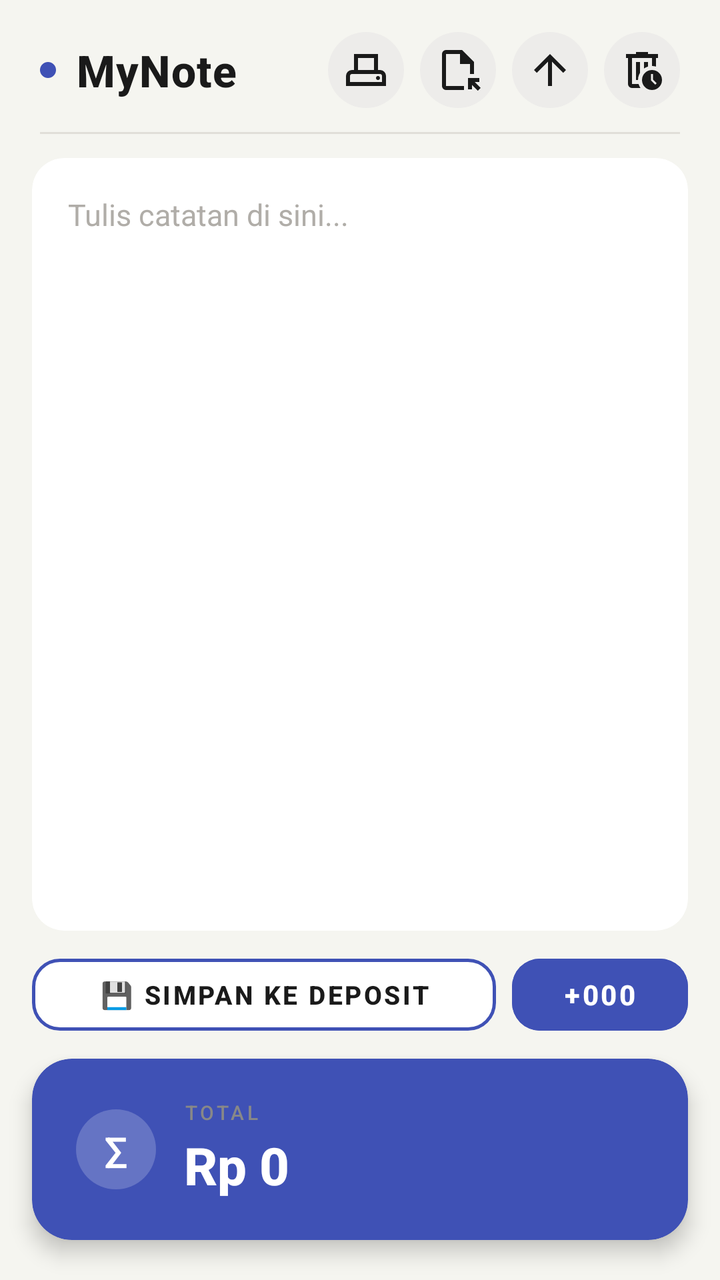
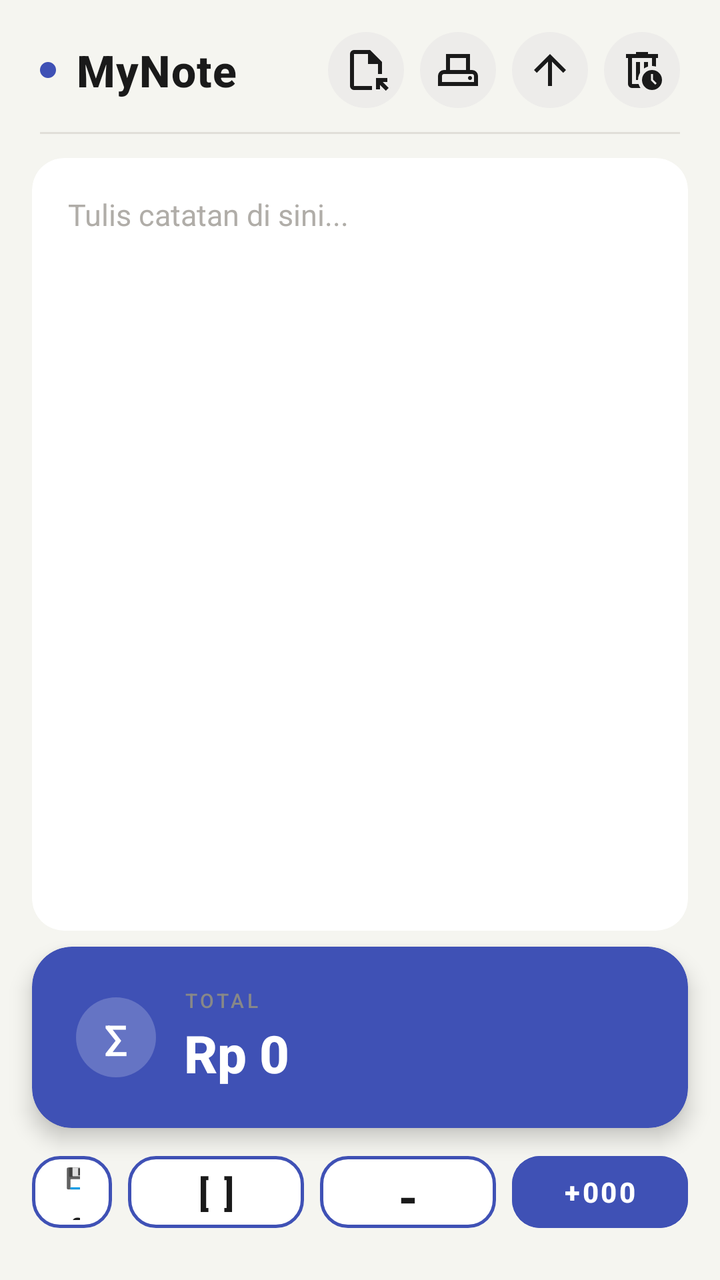

Two renders of the same Android screen: before a commit and after it. Below are the layout's source before the change and the commit's diff.
<!-- AndroidManifest.xml: application theme Theme.MyNote -->
<!-- res/layout/activity_main.xml -->
<?xml version="1.0" encoding="utf-8"?>
<androidx.constraintlayout.widget.ConstraintLayout
    xmlns:android="http://schemas.android.com/apk/res/android"
    xmlns:app="http://schemas.android.com/apk/res-auto"
    android:id="@+id/rootLayout"
    android:fitsSystemWindows="true"
    android:layout_width="match_parent"
    android:layout_height="match_parent"
    android:background="@color/colorBackground">

    <LinearLayout
        android:id="@+id/headerBar"
        android:layout_width="0dp"
        android:layout_height="wrap_content"
        android:orientation="horizontal"
        android:gravity="center_vertical"
        android:paddingHorizontal="20dp"
        android:paddingTop="16dp"
        android:paddingBottom="12dp"
        app:layout_constraintTop_toTopOf="parent"
        app:layout_constraintStart_toStartOf="parent"
        app:layout_constraintEnd_toEndOf="parent">

        <View
            android:layout_width="8dp"
            android:layout_height="8dp"
            android:background="@drawable/circle_accent"
            android:layout_marginEnd="10dp"/>

        <TextView
            android:layout_width="0dp"
            android:layout_height="wrap_content"
            android:layout_weight="1"
            android:text="MyNote"
            android:textSize="22sp"
            android:textStyle="bold"
            android:textColor="@color/colorHeaderTitle"
            android:fontFamily="sans-serif-medium"
            android:letterSpacing="0.02"/>

        <ImageButton
            android:id="@+id/btnCetakStruk"
            android:layout_width="38dp"
            android:layout_height="38dp"
            android:src="@drawable/ic_cetak"
            android:background="@drawable/btn_circle_bg"
            android:contentDescription="Cetak struk"
            android:padding="8dp"
            android:layout_marginEnd="8dp"/>

        <ImageButton
            android:id="@+id/btnDeposit"
            android:layout_width="38dp"
            android:layout_height="38dp"
            android:src="@drawable/ic_wallet"
            android:background="@drawable/btn_circle_bg"
            android:contentDescription="Deposit"
            android:padding="8dp"
            android:layout_marginEnd="8dp"/>

        <ImageButton
            android:id="@+id/btnShare"
            android:layout_width="38dp"
            android:layout_height="38dp"
            android:src="@drawable/ic_share"
            android:background="@drawable/btn_circle_bg"
            android:contentDescription="Bagikan catatan"
            android:padding="8dp"
            android:layout_marginEnd="8dp"/>

        <ImageButton
            android:id="@+id/btnClear"
            android:layout_width="38dp"
            android:layout_height="38dp"
            android:src="@drawable/ic_delete"
            android:background="@drawable/btn_circle_bg"
            android:contentDescription="Hapus semua"
            android:padding="8dp"/>

    </LinearLayout>

    <View
        android:id="@+id/divider"
        android:layout_width="0dp"
        android:layout_height="1dp"
        android:background="@color/colorDivider"
        android:layout_marginHorizontal="20dp"
        app:layout_constraintTop_toBottomOf="@id/headerBar"
        app:layout_constraintStart_toStartOf="parent"
        app:layout_constraintEnd_toEndOf="parent"/>

    <androidx.cardview.widget.CardView
        android:id="@+id/cardInput"
        android:layout_width="0dp"
        android:layout_height="0dp"
        android:layout_marginHorizontal="16dp"
        android:layout_marginTop="12dp"
        android:layout_marginBottom="8dp"
        app:cardCornerRadius="16dp"
        app:cardElevation="0dp"
        app:cardBackgroundColor="@color/colorSurface"
        app:layout_constraintTop_toBottomOf="@id/divider"
        app:layout_constraintBottom_toTopOf="@id/layoutBottomBar"
        app:layout_constraintStart_toStartOf="parent"
        app:layout_constraintEnd_toEndOf="parent">

        <EditText
            android:id="@+id/input"
            android:layout_width="match_parent"
            android:layout_height="match_parent"
            android:hint="Tulis catatan di sini..."
            android:inputType="textMultiLine"
            android:gravity="top|start"
            android:scrollbars="vertical"
            android:background="@android:color/transparent"
            android:textSize="15sp"
            android:textColor="@color/colorInputText"
            android:textColorHint="@color/colorInputHint"
            android:lineSpacingExtra="6dp"
            android:fontFamily="sans-serif"
            android:padding="18dp"/>

    </androidx.cardview.widget.CardView>

    <LinearLayout
        android:id="@+id/layoutBottomBar"
        android:layout_width="0dp"
        android:layout_height="48dp"
        android:orientation="horizontal"
        android:layout_marginHorizontal="16dp"
        android:layout_marginBottom="8dp"
        app:layout_constraintBottom_toTopOf="@id/cardTotal"
        app:layout_constraintStart_toStartOf="parent"
        app:layout_constraintEnd_toEndOf="parent">

        <Button
            android:id="@+id/btnSimpanDeposit"
            android:layout_width="0dp"
            android:layout_height="match_parent"
            android:layout_weight="1"
            android:layout_marginEnd="8dp"
            android:text="💾 Simpan ke Deposit"
            android:textSize="13sp"
            android:textStyle="bold"
            android:textColor="@color/colorHeaderTitle"
            android:backgroundTint="@color/colorSurface"
            android:stateListAnimator="@null"
            style="@style/Widget.MaterialComponents.Button"
            app:cornerRadius="14dp"
            app:strokeColor="@color/colorCardTotal"
            app:strokeWidth="1.5dp"/>

        <Button
            android:id="@+id/btnTambahNol"
            android:layout_width="wrap_content"
            android:layout_height="match_parent"
            android:text="+000"
            android:textSize="14sp"
            android:textStyle="bold"
            android:textColor="@color/colorTotalValue"
            android:backgroundTint="@color/colorCardTotal"
            android:stateListAnimator="@null"
            android:paddingHorizontal="18dp"
            style="@style/Widget.MaterialComponents.Button"
            app:cornerRadius="14dp"/>

    </LinearLayout>

    <androidx.cardview.widget.CardView
        android:id="@+id/cardTotal"
        android:layout_width="0dp"
        android:layout_height="wrap_content"
        android:layout_marginHorizontal="16dp"
        android:layout_marginBottom="20dp"
        app:cardCornerRadius="20dp"
        app:cardElevation="6dp"
        app:cardBackgroundColor="@color/colorCardTotal"
        app:layout_constraintBottom_toBottomOf="parent"
        app:layout_constraintStart_toStartOf="parent"
        app:layout_constraintEnd_toEndOf="parent">

        <LinearLayout
            android:layout_width="match_parent"
            android:layout_height="wrap_content"
            android:orientation="horizontal"
            android:gravity="center_vertical"
            android:paddingHorizontal="22dp"
            android:paddingVertical="20dp">

            <LinearLayout
                android:layout_width="40dp"
                android:layout_height="40dp"
                android:gravity="center"
                android:background="@drawable/circle_white_alpha"
                android:layout_marginEnd="14dp">

                <TextView
                    android:layout_width="wrap_content"
                    android:layout_height="wrap_content"
                    android:text="∑"
                    android:textSize="18sp"
                    android:textColor="@color/colorTotalValue"
                    android:textStyle="bold"/>

            </LinearLayout>

            <LinearLayout
                android:layout_width="0dp"
                android:layout_height="wrap_content"
                android:layout_weight="1"
                android:orientation="vertical">

                <TextView
                    android:layout_width="wrap_content"
                    android:layout_height="wrap_content"
                    android:text="TOTAL"
                    android:textSize="10sp"
                    android:textColor="@color/colorTotalLabel"
                    android:letterSpacing="0.15"
                    android:fontFamily="sans-serif-medium"/>

                <TextView
                    android:id="@+id/txtTotal"
                    android:layout_width="wrap_content"
                    android:layout_height="wrap_content"
                    android:text="Rp 0"
                    android:textSize="26sp"
                    android:textStyle="bold"
                    android:textColor="@color/colorTotalValue"
                    android:fontFamily="sans-serif-medium"
                    android:layout_marginTop="2dp"/>

            </LinearLayout>

        </LinearLayout>

    </androidx.cardview.widget.CardView>

</androidx.constraintlayout.widget.ConstraintLayout>
<!-- resources referenced by this layout -->
<resources>
  <color name="colorBackground">#F5F5F0</color>
  <color name="colorCardTotal">#3F51B5</color>
  <color name="colorDivider">#E0DED8</color>
  <color name="colorHeaderTitle">#1A1A1A</color>
  <color name="colorInputHint">#B0ADA8</color>
  <color name="colorInputText">#1A1A1A</color>
  <color name="colorSurface">#FFFFFF</color>
  <color name="colorTotalLabel">#888888</color>
  <color name="colorTotalValue">#FFFFFF</color>
  <!-- drawable btn_circle_bg (drawable) -->
  <?xml version="1.0" encoding="utf-8"?>
  <shape xmlns:android="http://schemas.android.com/apk/res/android"
      android:shape="oval">
      <solid android:color="@color/colorBtnBg"/>
  </shape>
  <!-- drawable circle_accent (drawable) -->
  <?xml version="1.0" encoding="utf-8"?>
  <shape xmlns:android="http://schemas.android.com/apk/res/android"
      android:shape="oval">
      <solid android:color="#3F51B5"/>
  </shape>
  <!-- drawable circle_white_alpha (drawable) -->
  <?xml version="1.0" encoding="utf-8"?>
  <shape xmlns:android="http://schemas.android.com/apk/res/android"
      android:shape="oval">
      <solid android:color="#33FFFFFF"/>
  </shape>
  <!-- drawable ic_cetak (drawable) -->
  <vector xmlns:android="http://schemas.android.com/apk/res/android" android:height="24dp" android:tint="@color/colorHeaderTitle" android:viewportHeight="960" android:viewportWidth="960" android:width="24dp">
        
      <path android:fillColor="@android:color/white" android:pathData="M80,800L80,600Q80,550 115,515Q150,480 200,480L240,480L240,160L720,160L720,480L760,480Q810,480 845,515Q880,550 880,600L880,800L80,800ZM320,480L640,480L640,240L320,240L320,480ZM160,720L800,720L800,600Q800,583 788.5,571.5Q777,560 760,560L200,560Q183,560 171.5,571.5Q160,583 160,600L160,720ZM720,680Q737,680 748.5,668.5Q760,657 760,640Q760,623 748.5,611.5Q737,600 720,600Q703,600 691.5,611.5Q680,623 680,640Q680,657 691.5,668.5Q703,680 720,680ZM160,560L160,560Q160,560 171.5,560Q183,560 200,560L760,560Q777,560 788.5,560Q800,560 800,560L800,560L160,560Z"/>
      
  </vector>
  <!-- drawable ic_share (drawable) -->
  <vector xmlns:android="http://schemas.android.com/apk/res/android" android:height="24dp" android:tint="@color/colorHeaderTitle" android:viewportHeight="960" android:viewportWidth="960" android:width="24dp">
        
      <path android:fillColor="@android:color/white" android:pathData="M440,800L440,313L216,537L160,480L480,160L800,480L744,537L520,313L520,800L440,800Z"/>
      
  </vector>
  <!-- drawable ic_wallet (drawable) -->
  <vector xmlns:android="http://schemas.android.com/apk/res/android" android:height="24dp" android:tint="@color/colorHeaderTitle" android:viewportHeight="960" android:viewportWidth="960" android:width="24dp">
        
      <path android:fillColor="@android:color/white" android:pathData="M240,880Q207,880 183.5,856.5Q160,833 160,800L160,160Q160,127 183.5,103.5Q207,80 240,80L560,80L800,320L800,560L720,560L720,360L520,360L520,160L240,160Q240,160 240,160Q240,160 240,160L240,800Q240,800 240,800Q240,800 240,800L600,800L600,880L240,880ZM878,895L760,777L760,866L680,866L680,640L906,640L906,720L816,720L934,838L878,895ZM240,800L240,560L240,560L240,360L240,160L240,160Q240,160 240,160Q240,160 240,160L240,800Q240,800 240,800Q240,800 240,800Z"/>
      
  </vector>
  <style name="Theme.MyNote" parent="Theme.MaterialComponents.DayNight.NoActionBar">
          <item name="colorPrimary">@color/colorAccent</item>
          <item name="colorPrimaryVariant">@color/colorAccent</item>
          <item name="colorOnPrimary">@color/colorTotalValue</item>
          <item name="android:windowBackground">@color/colorBackground</item>
          <item name="android:statusBarColor">@color/colorBackground</item>
          <item name="android:windowLightStatusBar">true</item>
      </style>
  <color name="colorBtnBg">#EDECEA</color>
  <color name="colorAccent">#3F51B5</color>
  <!-- unchanged entries left out for length: 1 -->
</resources>

<!-- the commit's change to res/layout/activity_main.xml (unified diff, before → after) -->
@@ -8,6 +8,7 @@
     android:layout_height="match_parent"
     android:background="@color/colorBackground">
 
+    
     <LinearLayout
         android:id="@+id/headerBar"
         android:layout_width="0dp"
@@ -39,6 +40,16 @@
             android:letterSpacing="0.02"/>
 
         <ImageButton
+            android:id="@+id/btnDeposit"
+            android:layout_width="38dp"
+            android:layout_height="38dp"
+            android:src="@drawable/ic_wallet"
+            android:background="@drawable/btn_circle_bg"
+            android:contentDescription="Deposit"
+            android:padding="8dp"
+            android:layout_marginEnd="8dp"/>
+
+        <ImageButton
             android:id="@+id/btnCetakStruk"
             android:layout_width="38dp"
             android:layout_height="38dp"
@@ -49,16 +60,6 @@
             android:layout_marginEnd="8dp"/>
 
         <ImageButton
-            android:id="@+id/btnDeposit"
-            android:layout_width="38dp"
-            android:layout_height="38dp"
-            android:src="@drawable/ic_wallet"
-            android:background="@drawable/btn_circle_bg"
-            android:contentDescription="Deposit"
-            android:padding="8dp"
-            android:layout_marginEnd="8dp"/>
-
-        <ImageButton
             android:id="@+id/btnShare"
             android:layout_width="38dp"
             android:layout_height="38dp"
@@ -79,6 +80,7 @@
 
     </LinearLayout>
 
+    
     <View
         android:id="@+id/divider"
         android:layout_width="0dp"
@@ -89,6 +91,7 @@
         app:layout_constraintStart_toStartOf="parent"
         app:layout_constraintEnd_toEndOf="parent"/>
 
+    
     <androidx.cardview.widget.CardView
         android:id="@+id/cardInput"
         android:layout_width="0dp"
@@ -100,7 +103,7 @@
         app:cardElevation="0dp"
         app:cardBackgroundColor="@color/colorSurface"
         app:layout_constraintTop_toBottomOf="@id/divider"
-        app:layout_constraintBottom_toTopOf="@id/layoutBottomBar"
+        app:layout_constraintBottom_toTopOf="@id/cardTotal"
         app:layout_constraintStart_toStartOf="parent"
         app:layout_constraintEnd_toEndOf="parent">
 
@@ -109,7 +112,7 @@
             android:layout_width="match_parent"
             android:layout_height="match_parent"
             android:hint="Tulis catatan di sini..."
-            android:inputType="textMultiLine"
+            android:inputType="textCapSentences|textMultiLine"
             android:gravity="top|start"
             android:scrollbars="vertical"
             android:background="@android:color/transparent"
@@ -122,14 +125,15 @@
 
     </androidx.cardview.widget.CardView>
 
+    
     <LinearLayout
         android:id="@+id/layoutBottomBar"
         android:layout_width="0dp"
         android:layout_height="48dp"
         android:orientation="horizontal"
         android:layout_marginHorizontal="16dp"
-        android:layout_marginBottom="8dp"
-        app:layout_constraintBottom_toTopOf="@id/cardTotal"
+        android:layout_marginBottom="20dp"
+        app:layout_constraintBottom_toBottomOf="parent"
         app:layout_constraintStart_toStartOf="parent"
         app:layout_constraintEnd_toEndOf="parent">
 
@@ -139,8 +143,8 @@
             android:layout_height="match_parent"
             android:layout_weight="1"
             android:layout_marginEnd="8dp"
-            android:text="💾 Simpan ke Deposit"
-            android:textSize="13sp"
+            android:text="💾 Simpan"
+            android:textSize="10sp"
             android:textStyle="bold"
             android:textColor="@color/colorHeaderTitle"
             android:backgroundTint="@color/colorSurface"
@@ -149,7 +153,42 @@
             app:cornerRadius="14dp"
             app:strokeColor="@color/colorCardTotal"
             app:strokeWidth="1.5dp"/>
-
+        
+        <Button
+            android:id="@+id/btnTambahChecklist"
+            android:layout_width="wrap_content"
+            android:layout_height="match_parent"
+            android:layout_marginEnd="8dp"
+            android:text="[ ]"
+            android:textSize="18sp"
+            android:textStyle="bold"
+            android:textColor="@color/colorHeaderTitle"
+            android:backgroundTint="@color/colorSurface"
+            android:stateListAnimator="@null"
+            android:paddingHorizontal="14dp"
+            style="@style/Widget.MaterialComponents.Button"
+            app:cornerRadius="14dp"
+            app:strokeColor="@color/colorCardTotal"
+            app:strokeWidth="1.5dp"/>
+        
+        <Button
+            android:id="@+id/btnTambahDash"
+            android:layout_width="wrap_content"
+            android:layout_height="match_parent"
+            android:layout_marginEnd="8dp"
+            android:text="-"
+            android:textSize="24sp"
+            android:textStyle="bold"
+            android:textColor="@color/colorHeaderTitle"
+            android:backgroundTint="@color/colorSurface"
+            android:stateListAnimator="@null"
+            android:paddingHorizontal="14dp"
+            style="@style/Widget.MaterialComponents.Button"
+            app:cornerRadius="14dp"
+            app:strokeColor="@color/colorCardTotal"
+            app:strokeWidth="1.5dp"/>
+
+        
         <Button
             android:id="@+id/btnTambahNol"
             android:layout_width="wrap_content"
@@ -160,22 +199,23 @@
             android:textColor="@color/colorTotalValue"
             android:backgroundTint="@color/colorCardTotal"
             android:stateListAnimator="@null"
-            android:paddingHorizontal="18dp"
+            android:paddingHorizontal="14dp"
             style="@style/Widget.MaterialComponents.Button"
             app:cornerRadius="14dp"/>
 
     </LinearLayout>
 
+    
     <androidx.cardview.widget.CardView
         android:id="@+id/cardTotal"
         android:layout_width="0dp"
         android:layout_height="wrap_content"
         android:layout_marginHorizontal="16dp"
-        android:layout_marginBottom="20dp"
+        android:layout_marginBottom="8dp"
         app:cardCornerRadius="20dp"
         app:cardElevation="6dp"
         app:cardBackgroundColor="@color/colorCardTotal"
-        app:layout_constraintBottom_toBottomOf="parent"
+        app:layout_constraintBottom_toTopOf="@id/layoutBottomBar"
         app:layout_constraintStart_toStartOf="parent"
         app:layout_constraintEnd_toEndOf="parent">
 
